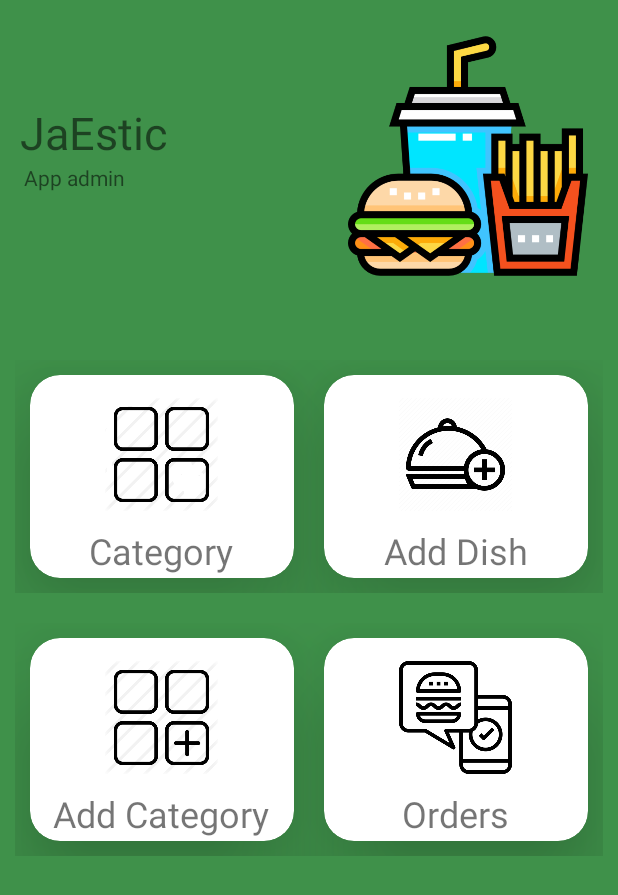
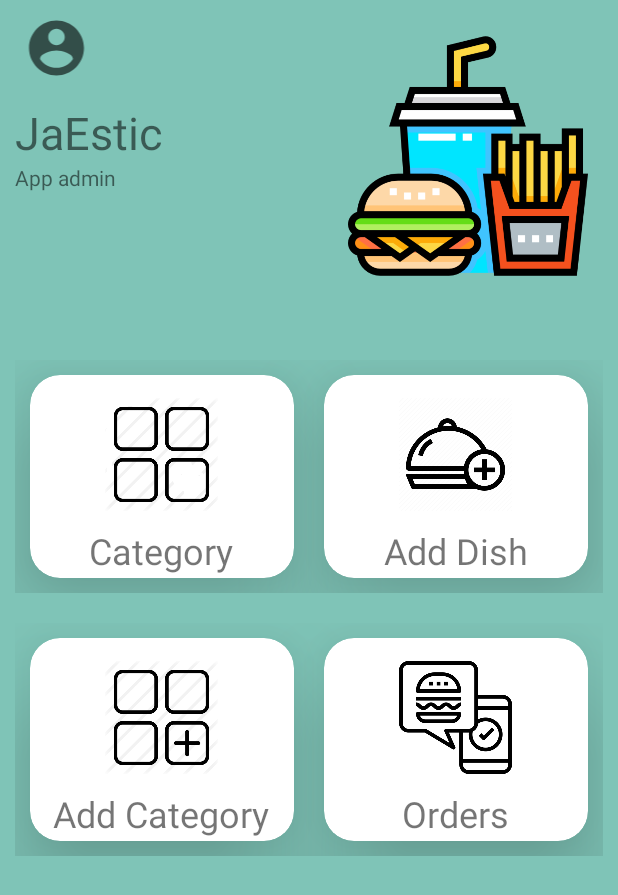
Before and after one commit to khandaniyal/admin_JustEat, an Android app: the screen it shows after launch (MainActivity), after a tap on "Category", on a phone screen of 412 x 824 dp. Shown: the top 895 px of the screen. Run offline under Robolectric (Android 15) with nearby library versions, the phone set to English and light mode, and no system bars; Roboto replaces fonts that are not available here.

Commit message:
añadido imagen para abrir la info del usuario - incompleto

```diff
--- a/app/src/main/AndroidManifest.xml
+++ b/app/src/main/AndroidManifest.xml
@@ -18,6 +18,7 @@
                 <category android:name="android.intent.category.LAUNCHER" />
             </intent-filter>
         </activity>
+
         <meta-data
             android:name="preloaded_fonts"
             android:resource="@array/preloaded_fonts" />
--- a/app/src/main/java/com/example/admin_justeat/MainActivity.java
+++ b/app/src/main/java/com/example/admin_justeat/MainActivity.java
@@ -2,9 +2,11 @@ package com.example.admin_justeat;
 
 import androidx.appcompat.app.AppCompatActivity;
 
+import android.content.Intent;
 import android.graphics.drawable.AnimationDrawable;
 import android.os.Bundle;
 import android.view.View;
+import android.widget.ImageView;
 import android.widget.ScrollView;
 import android.widget.Toast;
 
@@ -20,6 +22,7 @@ public class MainActivity extends AppCompatActivity {
     CardView cardViewAddCategory;
     CardView cardViewAddDish;
     CardView cardViewOrders;
+    ImageView imgInfoUser;
 
     @Override
     protected void onCreate(Bundle savedInstanceState) {
@@ -30,7 +33,7 @@ public class MainActivity extends AppCompatActivity {
         cardViewAddCategory = findViewById(R.id.cardViewAddCategory);
         cardViewAddDish = findViewById(R.id.cardViewAddDish);
         cardViewOrders = findViewById(R.id.cardViewOrders);
-
+        imgInfoUser = findViewById(R.id.imgInfoUser);
 
         // init constraintLayout
         constraintLayout = (ConstraintLayout) findViewById(R.id.constraintLayout);
@@ -41,6 +44,13 @@ public class MainActivity extends AppCompatActivity {
         // setting exit fade animation duration to 2 seconds
         animationDrawable.setExitFadeDuration(2000);
 
+
+        imgInfoUser.setOnClickListener(new View.OnClickListener() {
+            @Override
+            public void onClick(View view) {
+                //startActivity(new Intent(getApplicationContext(), InfoUserActivity.class));
+            }
+        });
 
         cardViewCategory.setOnClickListener(new View.OnClickListener() {
             @Override
--- /dev/null
+++ b/app/src/main/res/drawable/ic_account.xml
@@ -0,0 +1,10 @@
+<vector xmlns:android="http://schemas.android.com/apk/res/android"
+    android:width="24dp"
+    android:height="24dp"
+    android:viewportWidth="24"
+    android:viewportHeight="24"
+    android:tint="?attr/colorControlNormal">
+  <path
+      android:fillColor="@android:color/white"
+      android:pathData="M12,2C6.48,2 2,6.48 2,12s4.48,10 10,10 10,-4.48 10,-10S17.52,2 12,2zM12,5c1.66,0 3,1.34 3,3s-1.34,3 -3,3 -3,-1.34 -3,-3 1.34,-3 3,-3zM12,19.2c-2.5,0 -4.71,-1.28 -6,-3.22 0.03,-1.99 4,-3.08 6,-3.08 1.99,0 5.97,1.09 6,3.08 -1.29,1.94 -3.5,3.22 -6,3.22z"/>
+</vector>
--- a/app/src/main/res/layout/activity_main.xml
+++ b/app/src/main/res/layout/activity_main.xml
@@ -24,7 +24,7 @@
             android:id="@+id/textView2"
             android:layout_width="106dp"
             android:layout_height="26dp"
-            android:layout_marginStart="16dp"
+            android:layout_marginStart="10dp"
             android:layout_marginBottom="62dp"
             android:fontFamily="@font/baloo"
             android:text="@string/sub_title_activity_main"
@@ -37,12 +37,14 @@
             android:id="@+id/textTitle"
             android:layout_width="0dp"
             android:layout_height="wrap_content"
+            android:layout_marginStart="10dp"
             android:layout_marginTop="68dp"
             android:layout_marginEnd="100dp"
             android:fontFamily="@font/baloo"
             android:text="@string/title_ativity_main"
             android:textSize="30sp"
             app:layout_constraintEnd_toStartOf="@+id/imageView"
+            app:layout_constraintStart_toStartOf="parent"
             app:layout_constraintTop_toTopOf="parent" />
 
         <ImageView
@@ -56,6 +58,16 @@
             app:layout_constraintTop_toTopOf="parent"
             app:layout_constraintVertical_bias="1.0"
             app:srcCompat="@drawable/fast_food" />
+
+        <ImageView
+            android:id="@+id/imgInfoUser"
+            android:layout_width="55dp"
+            android:layout_height="44dp"
+            android:layout_marginStart="10dp"
+            android:layout_marginTop="10dp"
+            app:layout_constraintStart_toStartOf="parent"
+            app:layout_constraintTop_toTopOf="parent"
+            app:srcCompat="@drawable/ic_account" />
     </androidx.constraintlayout.widget.ConstraintLayout>
 
     <LinearLayout
```
